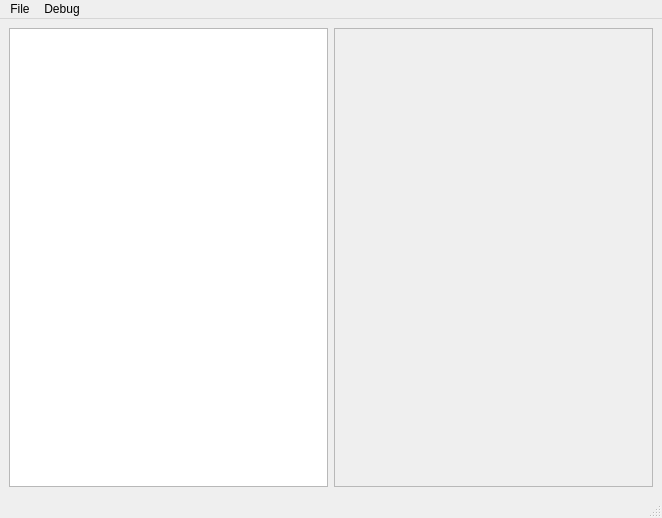
Above: debugger/src/deeb_window.ui from Scoobadood/beem before the change. Below: the same form after it.
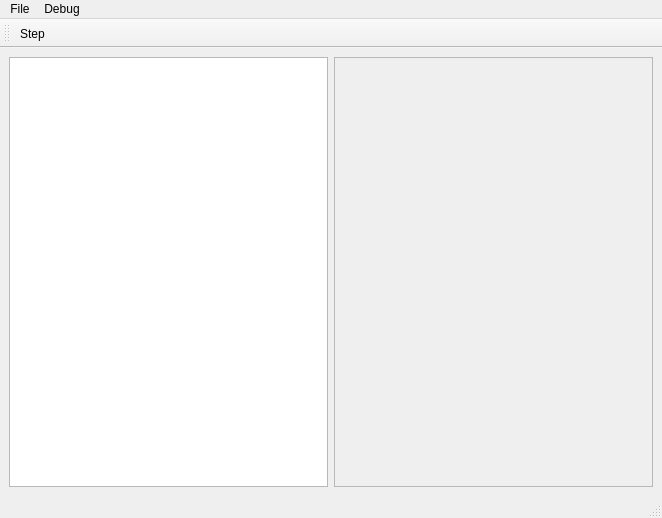
That is the form after the change. Custom widgets are drawn as their Qt base class.

Commit message: FEAT: Added toolbar with step button.

Diff of the .ui file:
```diff
--- a/debugger/src/deeb_window.ui
+++ b/debugger/src/deeb_window.ui
@@ -86,6 +86,18 @@
    <addaction name="menuDebug"/>
   </widget>
   <widget class="QStatusBar" name="statusbar"/>
+  <widget class="QToolBar" name="toolBar">
+   <property name="windowTitle">
+    <string>toolBar</string>
+   </property>
+   <attribute name="toolBarArea">
+    <enum>TopToolBarArea</enum>
+   </attribute>
+   <attribute name="toolBarBreak">
+    <bool>false</bool>
+   </attribute>
+   <addaction name="act_step"/>
+  </widget>
   <action name="act_load_image">
    <property name="text">
     <string>Load</string>
```
The commit also changes 3 other files.
